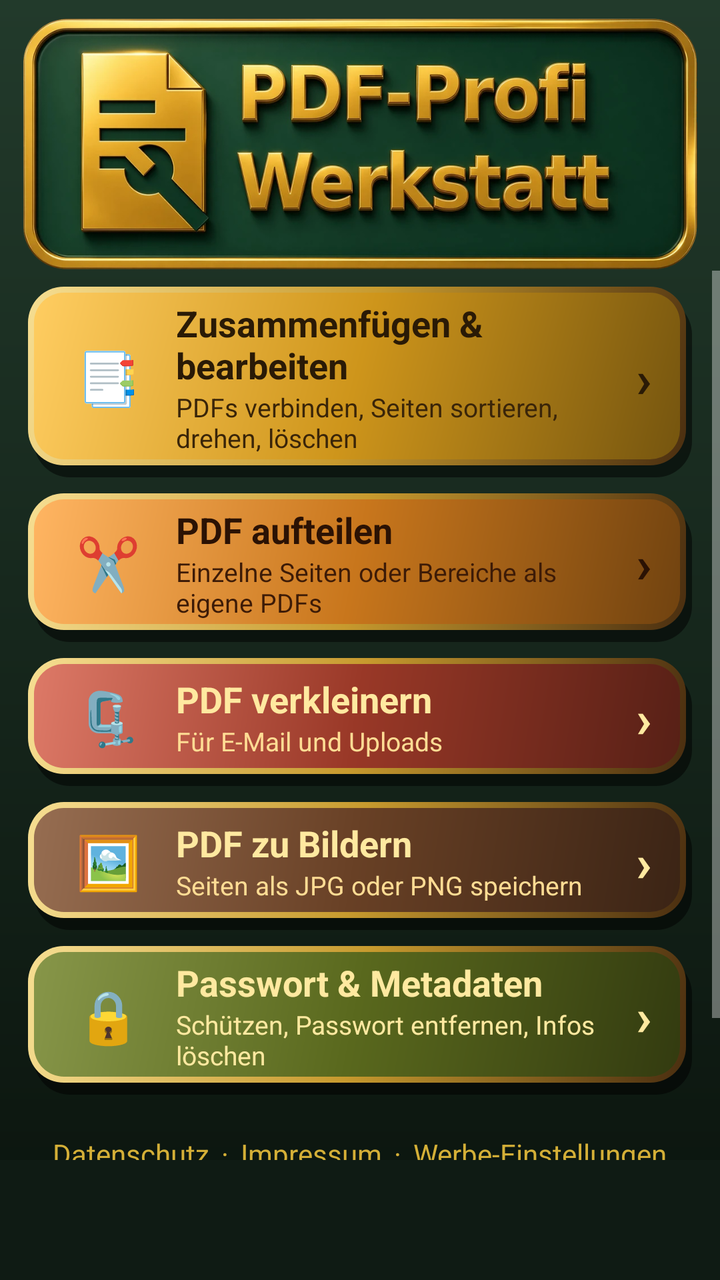
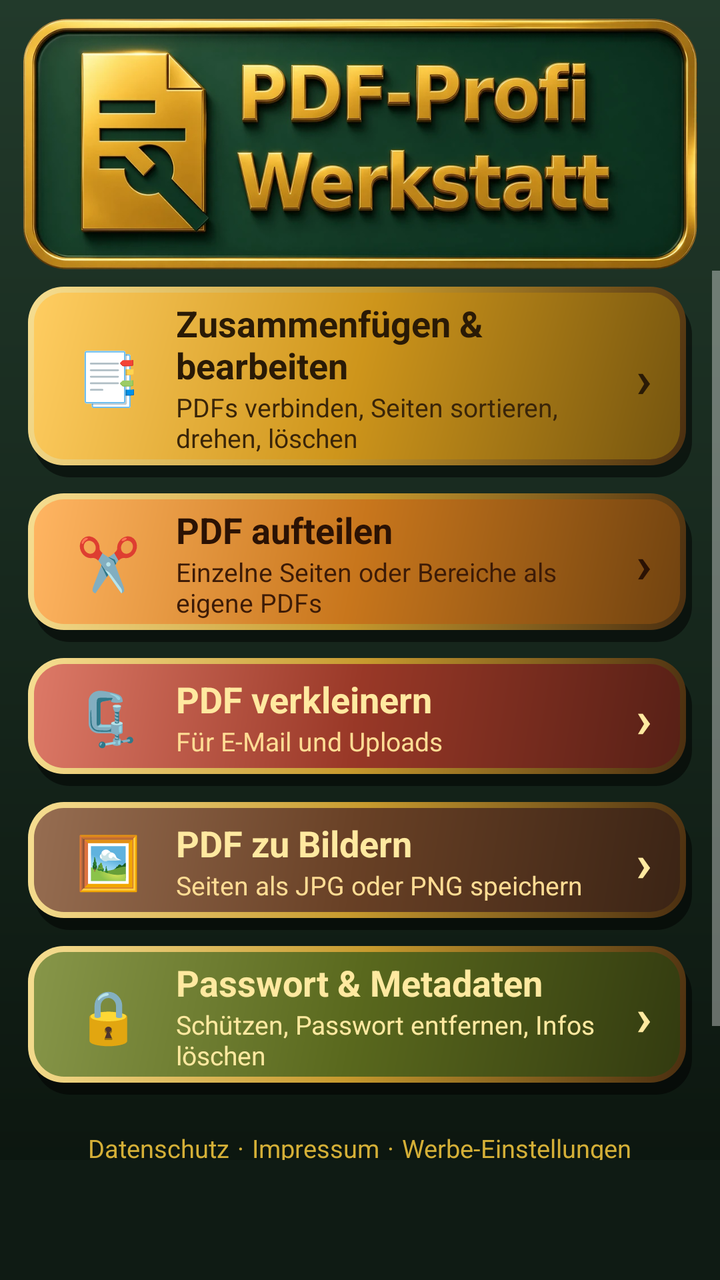

Before-and-after screenshots of an Android layout around one commit, followed by the original layout XML and the change that was made.
<!-- AndroidManifest.xml: application theme Theme.PdfWerkstatt -->
<!-- res/layout/activity_main.xml -->
<?xml version="1.0" encoding="utf-8"?>
<LinearLayout xmlns:android="http://schemas.android.com/apk/res/android"
    android:id="@+id/root"
    android:layout_width="match_parent"
    android:layout_height="match_parent"
    android:background="@drawable/bg_screen"
    android:orientation="vertical">

    <FrameLayout
        android:layout_width="match_parent"
        android:layout_height="wrap_content"
        android:layout_marginStart="10dp"
        android:layout_marginTop="8dp"
        android:layout_marginEnd="10dp">

        <ImageView
            android:layout_width="match_parent"
            android:layout_height="wrap_content"
            android:adjustViewBounds="true"
            android:contentDescription="PDF-Profi Werkstatt"
            android:src="@drawable/header_logo" />

        <TextView
            android:id="@+id/tvVersion"
            android:layout_width="wrap_content"
            android:layout_height="wrap_content"
            android:layout_gravity="bottom|end"
            android:layout_marginEnd="22dp"
            android:layout_marginBottom="14dp"
            android:textColor="@color/gold"
            android:textSize="13sp" />
    </FrameLayout>

    <ScrollView
        android:layout_width="match_parent"
        android:layout_height="0dp"
        android:layout_weight="1"
        android:fillViewport="true">

        <LinearLayout
            android:layout_width="match_parent"
            android:layout_height="wrap_content"
            android:orientation="vertical"
            android:paddingBottom="4dp">

            <LinearLayout
                android:id="@+id/tileEdit"
                android:layout_width="match_parent"
                android:layout_height="wrap_content"
                android:layout_marginStart="14dp"
                android:layout_marginTop="8dp"
                android:layout_marginEnd="14dp"
                android:background="@drawable/bg_tile_yellow"
                android:clickable="true"
                android:focusable="true"
                android:gravity="center_vertical"
                android:minHeight="64dp"
                android:orientation="horizontal"
                android:paddingStart="16dp"
                android:paddingTop="6dp"
                android:paddingEnd="20dp"
                android:paddingBottom="11dp">

                <TextView
                    android:layout_width="48dp"
                    android:layout_height="wrap_content"
                    android:gravity="center"
                    android:text="📑"
                    android:textSize="26sp" />

                <LinearLayout
                    android:layout_width="0dp"
                    android:layout_height="wrap_content"
                    android:layout_weight="1"
                    android:orientation="vertical"
                    android:paddingStart="10dp">

                    <TextView
                        android:layout_width="wrap_content"
                        android:layout_height="wrap_content"
                        android:text="Zusammenfügen &amp; bearbeiten"
                        android:textColor="#2A1A06"
                        android:textSize="18sp"
                        android:textStyle="bold" />

                    <TextView
                        android:layout_width="wrap_content"
                        android:layout_height="wrap_content"
                        android:text="PDFs verbinden, Seiten sortieren, drehen, löschen"
                        android:textColor="#3A2509"
                        android:textSize="13sp" />
                </LinearLayout>

                <TextView
                    android:layout_width="wrap_content"
                    android:layout_height="wrap_content"
                    android:text="›"
                    android:textColor="#2A1A06"
                    android:textSize="26sp"
                    android:textStyle="bold" />
            </LinearLayout>

            <LinearLayout
                android:id="@+id/tileSplit"
                android:layout_width="match_parent"
                android:layout_height="wrap_content"
                android:layout_marginStart="14dp"
                android:layout_marginTop="8dp"
                android:layout_marginEnd="14dp"
                android:background="@drawable/bg_tile_amber"
                android:clickable="true"
                android:focusable="true"
                android:gravity="center_vertical"
                android:minHeight="64dp"
                android:orientation="horizontal"
                android:paddingStart="16dp"
                android:paddingTop="6dp"
                android:paddingEnd="20dp"
                android:paddingBottom="11dp">

                <TextView
                    android:layout_width="48dp"
                    android:layout_height="wrap_content"
                    android:gravity="center"
                    android:text="✂️"
                    android:textSize="26sp" />

                <LinearLayout
                    android:layout_width="0dp"
                    android:layout_height="wrap_content"
                    android:layout_weight="1"
                    android:orientation="vertical"
                    android:paddingStart="10dp">

                    <TextView
                        android:layout_width="wrap_content"
                        android:layout_height="wrap_content"
                        android:text="PDF aufteilen"
                        android:textColor="#2B1204"
                        android:textSize="18sp"
                        android:textStyle="bold" />

                    <TextView
                        android:layout_width="wrap_content"
                        android:layout_height="wrap_content"
                        android:text="Einzelne Seiten oder Bereiche als eigene PDFs"
                        android:textColor="#3D1B07"
                        android:textSize="13sp" />
                </LinearLayout>

                <TextView
                    android:layout_width="wrap_content"
                    android:layout_height="wrap_content"
                    android:text="›"
                    android:textColor="#2B1204"
                    android:textSize="26sp"
                    android:textStyle="bold" />
            </LinearLayout>

            <LinearLayout
                android:id="@+id/tileCompress"
                android:layout_width="match_parent"
                android:layout_height="wrap_content"
                android:layout_marginStart="14dp"
                android:layout_marginTop="8dp"
                android:layout_marginEnd="14dp"
                android:background="@drawable/bg_tile_red"
                android:clickable="true"
                android:focusable="true"
                android:gravity="center_vertical"
                android:minHeight="64dp"
                android:orientation="horizontal"
                android:paddingStart="16dp"
                android:paddingTop="6dp"
                android:paddingEnd="20dp"
                android:paddingBottom="11dp">

                <TextView
                    android:layout_width="48dp"
                    android:layout_height="wrap_content"
                    android:gravity="center"
                    android:text="🗜️"
                    android:textSize="26sp" />

                <LinearLayout
                    android:layout_width="0dp"
                    android:layout_height="wrap_content"
                    android:layout_weight="1"
                    android:orientation="vertical"
                    android:paddingStart="10dp">

                    <TextView
                        android:layout_width="wrap_content"
                        android:layout_height="wrap_content"
                        android:text="PDF verkleinern"
                        android:textColor="#FFE9A0"
                        android:textSize="18sp"
                        android:textStyle="bold" />

                    <TextView
                        android:layout_width="wrap_content"
                        android:layout_height="wrap_content"
                        android:text="Für E-Mail und Uploads"
                        android:textColor="#FFDC94"
                        android:textSize="13sp" />
                </LinearLayout>

                <TextView
                    android:layout_width="wrap_content"
                    android:layout_height="wrap_content"
                    android:text="›"
                    android:textColor="#FFE9A0"
                    android:textSize="26sp"
                    android:textStyle="bold" />
            </LinearLayout>

            <LinearLayout
                android:id="@+id/tileImages"
                android:layout_width="match_parent"
                android:layout_height="wrap_content"
                android:layout_marginStart="14dp"
                android:layout_marginTop="8dp"
                android:layout_marginEnd="14dp"
                android:background="@drawable/bg_tile_brown"
                android:clickable="true"
                android:focusable="true"
                android:gravity="center_vertical"
                android:minHeight="64dp"
                android:orientation="horizontal"
                android:paddingStart="16dp"
                android:paddingTop="6dp"
                android:paddingEnd="20dp"
                android:paddingBottom="11dp">

                <TextView
                    android:layout_width="48dp"
                    android:layout_height="wrap_content"
                    android:gravity="center"
                    android:text="🖼️"
                    android:textSize="26sp" />

                <LinearLayout
                    android:layout_width="0dp"
                    android:layout_height="wrap_content"
                    android:layout_weight="1"
                    android:orientation="vertical"
                    android:paddingStart="10dp">

                    <TextView
                        android:layout_width="wrap_content"
                        android:layout_height="wrap_content"
                        android:text="PDF zu Bildern"
                        android:textColor="#FFE9A0"
                        android:textSize="18sp"
                        android:textStyle="bold" />

                    <TextView
                        android:layout_width="wrap_content"
                        android:layout_height="wrap_content"
                        android:text="Seiten als JPG oder PNG speichern"
                        android:textColor="#FFDC94"
                        android:textSize="13sp" />
                </LinearLayout>

                <TextView
                    android:layout_width="wrap_content"
                    android:layout_height="wrap_content"
                    android:text="›"
                    android:textColor="#FFE9A0"
                    android:textSize="26sp"
                    android:textStyle="bold" />
            </LinearLayout>

            <LinearLayout
                android:id="@+id/tileProtect"
                android:layout_width="match_parent"
                android:layout_height="wrap_content"
                android:layout_marginStart="14dp"
                android:layout_marginTop="8dp"
                android:layout_marginEnd="14dp"
                android:background="@drawable/bg_tile_olive"
                android:clickable="true"
                android:focusable="true"
                android:gravity="center_vertical"
                android:minHeight="64dp"
                android:orientation="horizontal"
                android:paddingStart="16dp"
                android:paddingTop="6dp"
                android:paddingEnd="20dp"
                android:paddingBottom="11dp">

                <TextView
                    android:layout_width="48dp"
                    android:layout_height="wrap_content"
                    android:gravity="center"
                    android:text="🔒"
                    android:textSize="26sp" />

                <LinearLayout
                    android:layout_width="0dp"
                    android:layout_height="wrap_content"
                    android:layout_weight="1"
                    android:orientation="vertical"
                    android:paddingStart="10dp">

                    <TextView
                        android:layout_width="wrap_content"
                        android:layout_height="wrap_content"
                        android:text="Passwort &amp; Metadaten"
                        android:textColor="#FFE9A0"
                        android:textSize="18sp"
                        android:textStyle="bold" />

                    <TextView
                        android:layout_width="wrap_content"
                        android:layout_height="wrap_content"
                        android:text="Schützen, Passwort entfernen, Infos löschen"
                        android:textColor="#FFE9A0"
                        android:textSize="13sp" />
                </LinearLayout>

                <TextView
                    android:layout_width="wrap_content"
                    android:layout_height="wrap_content"
                    android:text="›"
                    android:textColor="#FFE9A0"
                    android:textSize="26sp"
                    android:textStyle="bold" />
            </LinearLayout>

            <LinearLayout
                android:layout_width="match_parent"
                android:layout_height="wrap_content"
                android:gravity="center"
                android:orientation="horizontal"
                android:paddingTop="14dp">

                <TextView
                    android:id="@+id/tvPrivacy"
                    android:layout_width="wrap_content"
                    android:layout_height="wrap_content"
                    android:padding="6dp"
                    android:text="Datenschutz"
                    android:textColor="@color/gold"
                    android:textSize="14sp" />

                <TextView
                    android:layout_width="wrap_content"
                    android:layout_height="wrap_content"
                    android:text="·"
                    android:textColor="@color/gold" />

                <TextView
                    android:id="@+id/tvImprint"
                    android:layout_width="wrap_content"
                    android:layout_height="wrap_content"
                    android:padding="6dp"
                    android:text="Impressum"
                    android:textColor="@color/gold"
                    android:textSize="14sp" />

                <TextView
                    android:layout_width="wrap_content"
                    android:layout_height="wrap_content"
                    android:text="·"
                    android:textColor="@color/gold" />

                <TextView
                    android:id="@+id/tvAdSettings"
                    android:layout_width="wrap_content"
                    android:layout_height="wrap_content"
                    android:padding="6dp"
                    android:text="Werbe-Einstellungen"
                    android:textColor="@color/gold"
                    android:textSize="14sp" />
            </LinearLayout>

            <TextView
                android:layout_width="match_parent"
                android:layout_height="wrap_content"
                android:gravity="center"
                android:paddingStart="24dp"
                android:paddingEnd="24dp"
                android:text="Kostenlos, finanziert durch Werbung. Deine PDFs bleiben auf dem Gerät."
                android:textColor="@color/text_hell"
                android:textSize="13sp" />

            <TextView
                android:id="@+id/tvAbout"
                android:layout_width="match_parent"
                android:layout_height="wrap_content"
                android:gravity="center"
                android:padding="8dp"
                android:text="Eine Idee von autoknigge.de"
                android:textColor="@color/gold"
                android:textSize="14sp" />

        </LinearLayout>
    </ScrollView>

    <FrameLayout
        android:id="@+id/adContainer"
        android:layout_width="match_parent"
        android:layout_height="wrap_content"
        android:background="@drawable/bg_ad"
        android:minHeight="60dp" />
</LinearLayout>
<!-- resources referenced by this layout -->
<resources>
  <color name="gold">#D4AF37</color>
  <color name="text_hell">#F8E7A4</color>
  <!-- drawable bg_ad (drawable) -->
  <?xml version="1.0" encoding="utf-8"?>
  <shape xmlns:android="http://schemas.android.com/apk/res/android"
      android:shape="rectangle">
      <solid android:color="@color/tanne_dunkel" />
  </shape>
  <!-- drawable bg_screen (drawable) -->
  <?xml version="1.0" encoding="utf-8"?>
  <shape xmlns:android="http://schemas.android.com/apk/res/android"
      android:shape="rectangle">
      <gradient
          android:angle="270"
          android:endColor="#0A130D"
          android:startColor="#223A2B" />
  </shape>
  <!-- drawable bg_tile_red (drawable) -->
  <?xml version="1.0" encoding="utf-8"?>
  <ripple xmlns:android="http://schemas.android.com/apk/res/android"
      android:color="#55FFFFFF">
      <item>
          <layer-list>
              <item
                  android:left="3dp"
                  android:top="6dp">
                  <shape android:shape="rectangle">
                      <solid android:color="#80000000" />
                      <corners android:radius="18dp" />
                  </shape>
              </item>
              <item
                  android:bottom="6dp"
                  android:right="3dp">
                  <shape android:shape="rectangle">
                      <gradient
                          android:angle="315"
                          android:centerColor="#C79A2E"
                          android:endColor="#4A2E10"
                          android:startColor="#F6DE92" />
                      <corners android:radius="18dp" />
                  </shape>
              </item>
              <item
                  android:bottom="9dp"
                  android:left="3dp"
                  android:right="6dp"
                  android:top="3dp">
                  <shape android:shape="rectangle">
                      <gradient
                          android:angle="315"
                          android:centerColor="#993827"
                          android:endColor="#572016"
                          android:startColor="#DD7967" />
                      <corners android:radius="15dp" />
                  </shape>
              </item>
          </layer-list>
      </item>
  </ripple>
  <style name="Theme.PdfWerkstatt" parent="Theme.AppCompat.NoActionBar">
          <item name="android:windowBackground">@drawable/bg_screen</item>
          <item name="android:textColor">@color/text_hell</item>
          <item name="colorAccent">@color/gold</item>
          <item name="colorPrimary">@color/tanne</item>
          <item name="colorPrimaryDark">@color/tanne_dunkel</item>
          <item name="android:statusBarColor">@color/tanne</item>
          <item name="android:navigationBarColor">@color/tanne_dunkel</item>
          <item name="android:windowLightStatusBar">false</item>
      </style>
  <color name="tanne_dunkel">#0F1B14</color>
  <color name="tanne">#1A2C20</color>
  <!-- unchanged entries left out for length: 5 -->
</resources>

<!-- the commit's change to res/layout/activity_main.xml (unified diff, before → after) -->
@@ -339,40 +339,42 @@
                     android:id="@+id/tvPrivacy"
                     android:layout_width="wrap_content"
                     android:layout_height="wrap_content"
-                    android:padding="6dp"
+                    android:padding="4dp"
                     android:text="Datenschutz"
                     android:textColor="@color/gold"
-                    android:textSize="14sp" />
+                    android:textSize="12.5sp" />
 
                 <TextView
                     android:layout_width="wrap_content"
                     android:layout_height="wrap_content"
                     android:text="·"
-                    android:textColor="@color/gold" />
+                    android:textColor="@color/gold"
+            android:textSize="12.5sp" />
 
                 <TextView
                     android:id="@+id/tvImprint"
                     android:layout_width="wrap_content"
                     android:layout_height="wrap_content"
-                    android:padding="6dp"
+                    android:padding="4dp"
                     android:text="Impressum"
                     android:textColor="@color/gold"
-                    android:textSize="14sp" />
+                    android:textSize="12.5sp" />
 
                 <TextView
                     android:layout_width="wrap_content"
                     android:layout_height="wrap_content"
                     android:text="·"
-                    android:textColor="@color/gold" />
+                    android:textColor="@color/gold"
+            android:textSize="12.5sp" />
 
                 <TextView
                     android:id="@+id/tvAdSettings"
                     android:layout_width="wrap_content"
                     android:layout_height="wrap_content"
-                    android:padding="6dp"
+                    android:padding="4dp"
                     android:text="Werbe-Einstellungen"
                     android:textColor="@color/gold"
-                    android:textSize="14sp" />
+                    android:textSize="12.5sp" />
             </LinearLayout>
 
             <TextView
